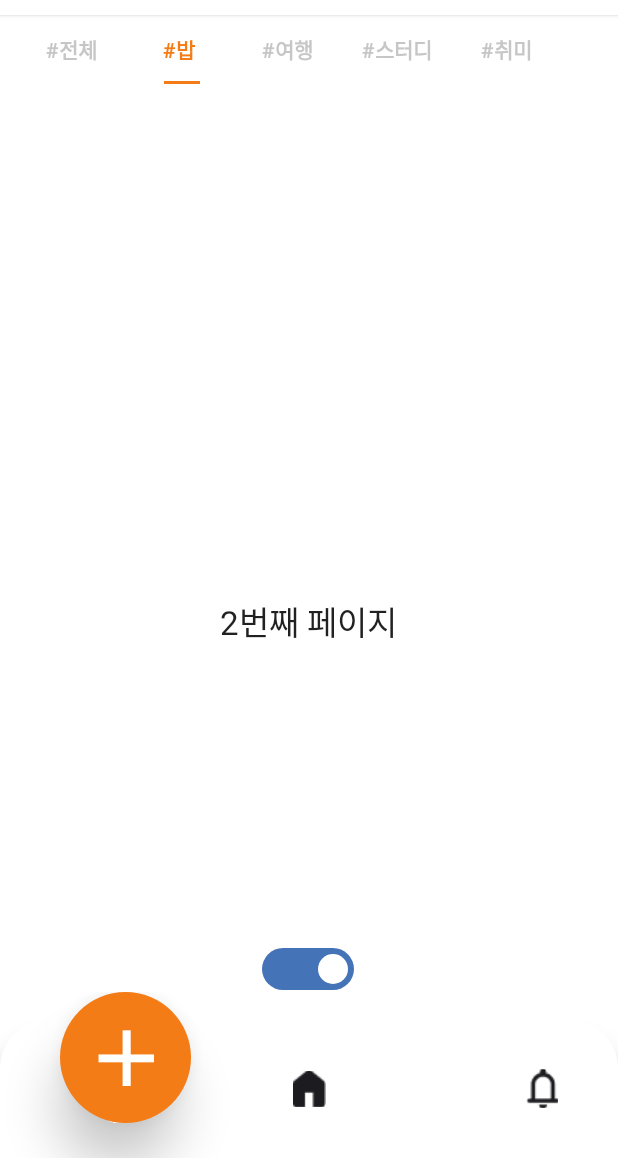
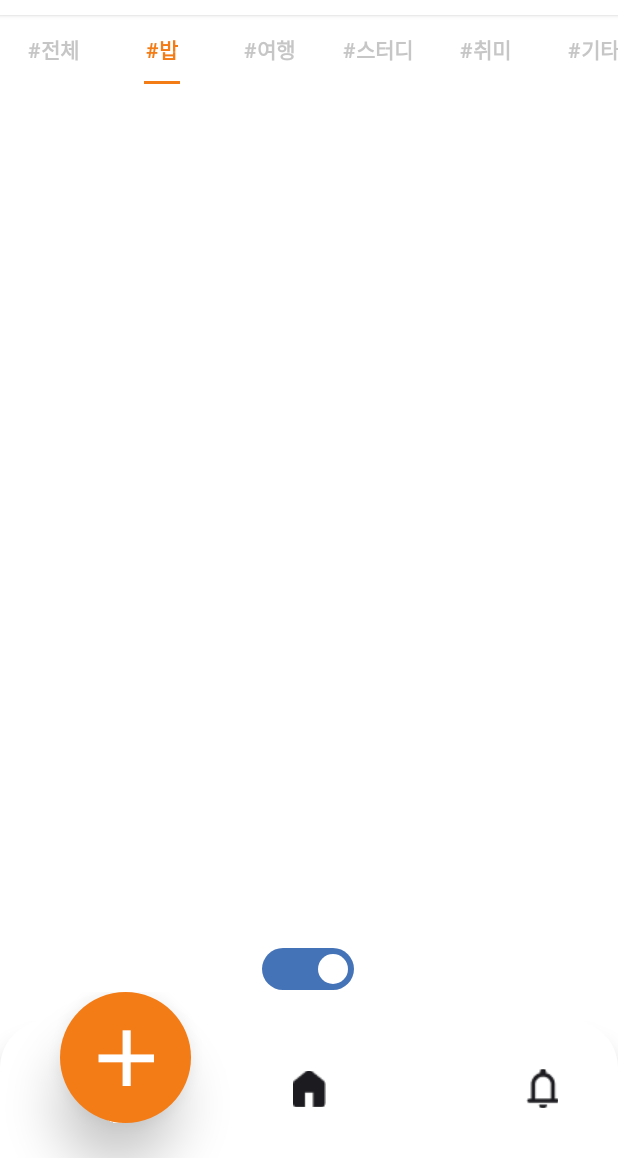
Before and after one commit to Chanwoo-Jeong/HandsUP-UMC, an Android app: the screen it shows after launch (MainActivity), tab 2 chosen, on a phone screen of 412 x 824 dp, the part 78-1236 px from its top. Run offline under Robolectric (Android 15) with nearby library versions, the phone set to English and light mode, and no system bars.

```diff
--- a/app/src/main/java/com/softsquared/template/kotlin/src/main/MainActivity.kt
+++ b/app/src/main/java/com/softsquared/template/kotlin/src/main/MainActivity.kt
@@ -1,43 +1,43 @@
 package com.softsquared.template.kotlin.src.main
 
 import android.os.Bundle
+import android.util.Log
 import android.view.Menu
 import androidx.appcompat.app.AppCompatActivity
-import com.google.android.material.tabs.TabLayoutMediator
+import com.google.android.material.tabs.TabLayout
 import com.softsquared.template.kotlin.R
 import com.softsquared.template.kotlin.databinding.ActivityMainHomeBinding
-import com.softsquared.template.kotlin.src.main.mainHome.ViewPagerAdapter
 
 
 class MainActivity : AppCompatActivity() {
 
     private lateinit var binding: ActivityMainHomeBinding
 
-    private val tabTitleArray = arrayOf(
-        "#전체 ",
-        "#밥 ",
-        "#여행 ",
-        "#스터디 ",
-        "#취미 ",
-    )
-
     override fun onCreate(savedInstanceState: Bundle?) {
         super.onCreate(savedInstanceState)
         binding=ActivityMainHomeBinding.inflate(layoutInflater)
         setContentView(binding.root)
 
-        var viewPager = binding.viewPager
-        var tabLayout = binding.tabLayout
         var toolbar = binding.toolbar
 
         setSupportActionBar(toolbar)
         supportActionBar?.setDisplayShowTitleEnabled(false)
 
-        viewPager.adapter=ViewPagerAdapter(supportFragmentManager,lifecycle)
+        binding.mainHomeTabLayout.addOnTabSelectedListener(object : TabLayout.OnTabSelectedListener{
+            override fun onTabSelected(tab: TabLayout.Tab?) {
+                var text = tab!!.text.toString()
+                Log.d("test1",tab!!.text.toString())
+            }
 
-        TabLayoutMediator(tabLayout,viewPager) { tab,position ->
-            tab.text = tabTitleArray[position]
-        }.attach()
+            override fun onTabUnselected(tab: TabLayout.Tab?) {
+
+            }
+
+            override fun onTabReselected(tab: TabLayout.Tab?) {
+
+            }
+
+        })
     }
 
     override fun onCreateOptionsMenu(menu: Menu?): Boolean {
--- a/app/src/main/java/com/softsquared/template/kotlin/src/main/mainHome/TabFragment1.kt
+++ /dev/null
@@ -1,19 +0,0 @@
-package com.softsquared.template.kotlin.src.main.mainHome
-
-import android.os.Bundle
-import android.view.LayoutInflater
-import android.view.View
-import android.view.ViewGroup
-import androidx.fragment.app.Fragment
-import com.softsquared.template.kotlin.R
-
-class TabFragment1 : Fragment() {
-
-    override fun onCreateView(
-        inflater: LayoutInflater,
-        container: ViewGroup?,
-        savedInstanceState: Bundle?
-    ): View? {
-        return inflater.inflate(R.layout.fragment_tab1, container, false)
-    }
-}
--- a/app/src/main/java/com/softsquared/template/kotlin/src/main/mainHome/TabFragment2.kt
+++ /dev/null
@@ -1,19 +0,0 @@
-package com.softsquared.template.kotlin.src.main.mainHome
-
-import android.os.Bundle
-import android.view.LayoutInflater
-import android.view.View
-import android.view.ViewGroup
-import androidx.fragment.app.Fragment
-import com.softsquared.template.kotlin.R
-
-class TabFragment2 : Fragment() {
-
-    override fun onCreateView(
-        inflater: LayoutInflater,
-        container: ViewGroup?,
-        savedInstanceState: Bundle?
-    ): View? {
-        return inflater.inflate(R.layout.fragment_tab2, container, false)
-    }
-}
--- a/app/src/main/java/com/softsquared/template/kotlin/src/main/mainHome/TabFragment3.kt
+++ /dev/null
@@ -1,19 +0,0 @@
-package com.softsquared.template.kotlin.src.main.mainHome
-
-import android.os.Bundle
-import android.view.LayoutInflater
-import android.view.View
-import android.view.ViewGroup
-import androidx.fragment.app.Fragment
-import com.softsquared.template.kotlin.R
-
-class TabFragment3 : Fragment() {
-
-    override fun onCreateView(
-        inflater: LayoutInflater,
-        container: ViewGroup?,
-        savedInstanceState: Bundle?
-    ): View? {
-        return inflater.inflate(R.layout.fragment_tab3, container, false)
-    }
-}
--- a/app/src/main/java/com/softsquared/template/kotlin/src/main/mainHome/viewPagerAdapter.kt
+++ /dev/null
@@ -1,27 +0,0 @@
-package com.softsquared.template.kotlin.src.main.mainHome
-
-import androidx.fragment.app.Fragment
-import androidx.fragment.app.FragmentManager
-import androidx.lifecycle.Lifecycle
-import androidx.viewpager2.adapter.FragmentStateAdapter
-
-private const val NUM_TABS = 5
-
-class ViewPagerAdapter(fragmentManager: FragmentManager, lifecycle: Lifecycle) :
-    FragmentStateAdapter(fragmentManager, lifecycle) {
-
-    override fun getItemCount(): Int {
-        return NUM_TABS
-    }
-
-    override fun createFragment(position: Int): Fragment {
-        when (position) {
-            0 -> return TabFragment1()
-            1 -> return TabFragment2()
-            2 -> return TabFragment3()
-            3 -> return TabFragment4()
-            4 -> return TabFragment5()
-        }
-        return TabFragment1()
-    }
-}
--- a/app/src/main/res/layout/activity_main_home.xml
+++ b/app/src/main/res/layout/activity_main_home.xml
@@ -33,32 +33,60 @@
     </androidx.appcompat.widget.Toolbar>
 
     <com.google.android.material.tabs.TabLayout
-        android:id="@+id/tabLayout"
+        android:id="@+id/main_home_tabLayout"
         android:layout_width="match_parent"
         android:layout_height="46dp"
-        android:layout_marginLeft="13dp"
+        android:layout_marginLeft="0dp"
         android:textAlignment="center"
         app:tabTextAppearance="@style/tabTextSizeWeight"
+        app:tabMode="scrollable"
         app:layout_constraintEnd_toEndOf="parent"
         app:layout_constraintStart_toStartOf="parent"
         app:layout_constraintTop_toBottomOf="@+id/toolbar"
         app:tabIndicatorColor="@color/main_orange"
         app:tabIndicatorFullWidth="false"
-        app:tabMode="scrollable"
         app:tabRippleColor="@color/transparent"
         app:tabSelectedTextColor="@color/main_orange"
-        app:tabTextColor="@color/grey_400" />
+        app:tabTextColor="@color/grey_400">
 
-    <androidx.viewpager2.widget.ViewPager2
-        android:id="@+id/viewPager"
+        <com.google.android.material.tabs.TabItem
+            android:layout_width="wrap_content"
+            android:layout_height="wrap_content"
+            android:text="#전체" />
+
+        <com.google.android.material.tabs.TabItem
+            android:layout_width="wrap_content"
+            android:layout_height="wrap_content"
+            android:text="#밥" />
+
+        <com.google.android.material.tabs.TabItem
+            android:layout_width="wrap_content"
+            android:layout_height="wrap_content"
+            android:text="#여행" />
+        <com.google.android.material.tabs.TabItem
+            android:layout_width="wrap_content"
+            android:layout_height="wrap_content"
+            android:text="#스터디" />
+
+        <com.google.android.material.tabs.TabItem
+            android:layout_width="wrap_content"
+            android:layout_height="wrap_content"
+            android:text="#취미" />
+
+        <com.google.android.material.tabs.TabItem
+            android:layout_width="wrap_content"
+            android:layout_height="wrap_content"
+            android:text="#기타" />
+    </com.google.android.material.tabs.TabLayout>
+
+    <FrameLayout
         android:layout_width="match_parent"
-        android:layout_height="0dp"
-        android:layoutDirection="ltr"
-        app:layout_constraintTop_toBottomOf="@+id/tabLayout"
-        app:layout_constraintStart_toStartOf="parent"
-        app:layout_constraintEnd_toEndOf="parent"
+        android:layout_height="match_parent"
         app:layout_constraintBottom_toBottomOf="parent"
-        />
+        app:layout_constraintStart_toStartOf="parent" >
+
+    </FrameLayout>
+
 
     <include
         android:id="@+id/main_home_toolbar"
--- a/app/src/main/res/layout/fragment_tab2.xml
+++ /dev/null
@@ -1,15 +0,0 @@
-<?xml version="1.0" encoding="utf-8"?>
-<RelativeLayout xmlns:android="http://schemas.android.com/apk/res/android"
-    android:layout_width="match_parent"
-    android:layout_height="match_parent"
-    android:orientation="vertical">
-
-    <TextView
-        android:id="@+id/textView"
-        android:layout_width="wrap_content"
-        android:layout_height="wrap_content"
-        android:layout_centerInParent="true"
-        android:text="2번째 페이지"
-        android:textAppearance="?android:attr/textAppearanceLarge"/>
-
-</RelativeLayout>
```
Also changed, not shown: app/src/main/java/com/softsquared/template/kotlin/src/main/mainHome/TabFragment4.kt (deleted, +0 -19 lines), app/src/main/java/com/softsquared/template/kotlin/src/main/mainHome/TabFragment5.kt (deleted, +0 -19 lines), app/src/main/res/layout/fragment_tab1.xml (deleted, +0 -15 lines), app/src/main/res/layout/fragment_tab3.xml (deleted, +0 -15 lines), app/src/main/res/layout/fragment_tab4.xml (deleted, +0 -15 lines), app/src/main/res/layout/fragment_tab5.xml (deleted, +0 -15 lines).
